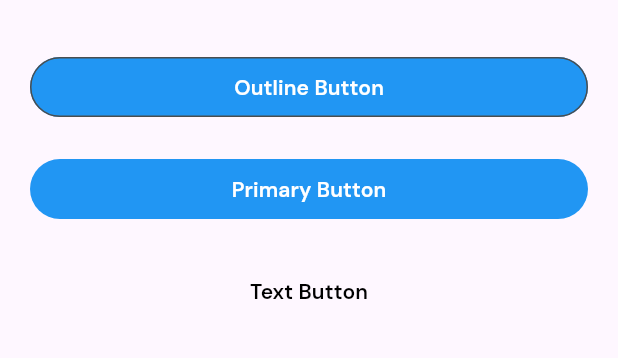
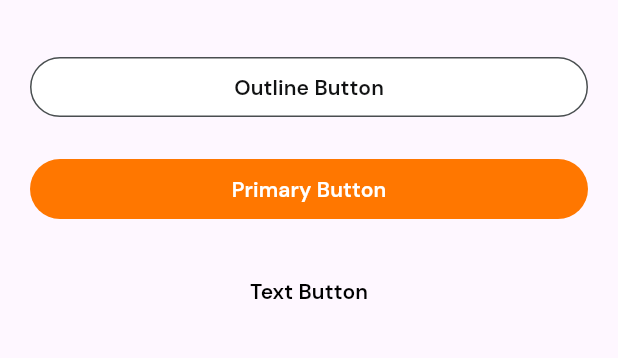
Before and after one commit to ravindra123-stack/theme_pkg, a Flutter app: the screen it shows after launch, on a phone screen of 412 x 824 dp, the part 63-421 px from its top. Run offline on Flutter 3.47's test engine with Material 3 defaults, Android fonts, the phone set to English and light mode, and no system bars; our stand-ins replace google_fonts.

Commit message:
some changes in pkg

```diff
--- a/example/lib/main.dart
+++ b/example/lib/main.dart
@@ -45,9 +45,7 @@ class _HomePageState extends State<HomePage> {
                 onPressed: () {
                   print("Outline Button Clicked");
                 },
-                size: ButtonSize.md,
-                backgroundColor: Colors.blue,
-                textColor: Colors.white,
+                 context: context,
               ),
               const SizedBox(height: 20),
               Buttons.primary(
@@ -55,9 +53,9 @@ class _HomePageState extends State<HomePage> {
                 onPressed: () {
                   print("Primary Button Clicked");
                 },
-                size: ButtonSize.md,
-                backgroundColor: Colors.blue,
-                textColor: Colors.white,
+
+                 context: context,
+
               ),
               const SizedBox(height: 20),
               Buttons.text(
--- a/lib/buttons/button.dart
+++ b/lib/buttons/button.dart
@@ -11,6 +11,7 @@ rectBorderRadiusX(double x, Color? color) => RoundedRectangleBorder(
 class Buttons {
   static Widget primary(
       {required String text,
+      required dynamic context,
       required VoidCallback? onPressed,
       bool loading = false,
       ButtonSize size = ButtonSize.md,
@@ -94,9 +95,10 @@ class Buttons {
       bool stretch = true,
       Color? boarderColor,
       EdgeInsetsGeometry margin = EdgeInsets.zero,
-      EdgeInsetsGeometry? padding}) {
+      EdgeInsetsGeometry? padding, required dynamic context}) {
     return primary(
         text: text,
+        context: context?? Colors.white,
         onPressed: onPressed,
         loading: loading,
         prefixIcon: prefixIcon,
--- a/lib/widget/kashi_colors.dart
+++ b/lib/widget/kashi_colors.dart
@@ -6,21 +6,21 @@ class KashiColors {
     100: Color(0xFFC8E6C9),
     200: Color(0xFFe8f6f4),
     300: Color(0xFFB8E0D9),
-    400: primary02,
-    500: Color(0xFF1C314A), //0xFF1C314A //0xFFFF7700
+    400: primary2,
+    500: Color(0xFFFF7700),
     600: Color(0xFF146657),
     700: Color(0xFF388E3C),
     800: Color(0xFF2E7D32),
     900: Color(0xFF1B5E20),
   };
-  static const MaterialColor primaryColor = MaterialColor(0xFF4A3BF7, _orangeColor);
-  static const Color primary2 = Color(0xFFFF7700);
-  static const Color primary02 = Color(0xFF1C314A); //0xFF532D19
+  static const MaterialColor primaryColor = MaterialColor(0xFFFF7700, _orangeColor);
+  static const Color primary2 = Color(0xFF532D19);
+  static const Color primary02 = Color(0xFF1C314A);
   static const Color primary4 = Color(0xFFB8E0D9);
   static const Color primary04 = Color(0xFFB75010);
   static const Color primary5 = Color(0xFFE9F7F4);
   static const Color primary6 = Color(0xFFFFD6AD);
-  static const Color primary06 = Color(0xFF532D19); //0xFF4A3BF7
+  static const Color primary06 = Color(0xFF4A3BF7);
   static const Color primary07 = Color(0xFF17181B);
   static const Color primary08 = Color(0xFF0E0E0F);
   static const Color bg1 = Color(0xFF292929);
@@ -36,8 +36,8 @@ class KashiColors {
   static const Color shadowColor = Color(0xFF1E1E1E);
   static const Color green2 = Color(0xFF11973B);
   static const Color secondary02 = Color(0xFF1C314A);
-  static Color white05 = Color(0xFFFAFAFA).withOpacity(0.5);
-  static Color whiteFA = Color(0xFFFAFAFA);
+  static Color white05 = const Color(0xFFFAFAFA).withOpacity(0.5);
+  static Color whiteFA = const Color(0xFFFAFAFA);
   static const Color secondary1 = Color(0xFF00143D);
   static const Color secondary03 = Color(0xFF073C17);
   static const Color secondary2 = Color(0xFF213763);
```
